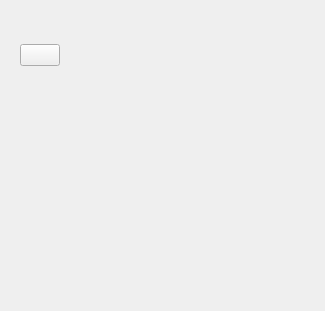
Qt form OpenLIFUHome/Resources/UI/OpenLIFUHome.ui (arhowe00/SlicerOpenLIFU) before a commit.
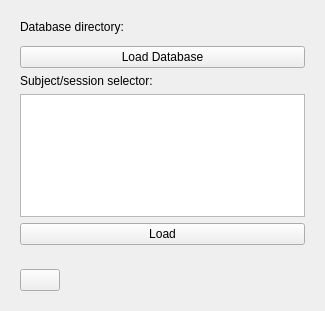
The same form after that commit. Custom widgets are drawn as their Qt base class.

Commit message: Add basic session loading capabilities (#4)

Diff of the .ui file:
```diff
--- a/OpenLIFUHome/Resources/UI/OpenLIFUHome.ui
+++ b/OpenLIFUHome/Resources/UI/OpenLIFUHome.ui
@@ -16,7 +16,49 @@
      <property name="text" stdset="0">
       <string>Sessions</string>
      </property>
-     <layout class="QFormLayout" name="formLayout_2"/>
+     <layout class="QVBoxLayout" name="verticalLayout_2">
+      <item>
+       <widget class="QLabel" name="databaseDirectoryLabel">
+        <property name="text">
+         <string>Database directory:</string>
+        </property>
+       </widget>
+      </item>
+      <item>
+       <widget class="ctkPathLineEdit" name="databaseDirectoryLineEdit" native="true">
+        <property name="filters" stdset="0">
+         <string>ctkPathLineEdit::Dirs</string>
+        </property>
+        <property name="SlicerParameterName" stdset="0">
+         <string>databaseDirectory</string>
+        </property>
+       </widget>
+      </item>
+      <item>
+       <widget class="QPushButton" name="databaseLoadButton">
+        <property name="text">
+         <string>Load Database</string>
+        </property>
+       </widget>
+      </item>
+      <item>
+       <widget class="QLabel" name="subjectSessionLabel">
+        <property name="text">
+         <string>Subject/session selector:</string>
+        </property>
+       </widget>
+      </item>
+      <item>
+       <widget class="QTreeView" name="subjectSessionView"/>
+      </item>
+      <item>
+       <widget class="QPushButton" name="sessionLoadButton">
+        <property name="text">
+         <string>Load</string>
+        </property>
+       </widget>
+      </item>
+     </layout>
     </widget>
    </item>
    <item>
@@ -62,6 +104,11 @@
    <header>ctkCollapsibleButton.h</header>
    <container>1</container>
   </customwidget>
+  <customwidget>
+   <class>ctkPathLineEdit</class>
+   <extends>QWidget</extends>
+   <header>ctkpathlineedit.h</header>
+  </customwidget>
  </customwidgets>
  <resources/>
  <connections/>
```
The commit also changes 1 other file.
